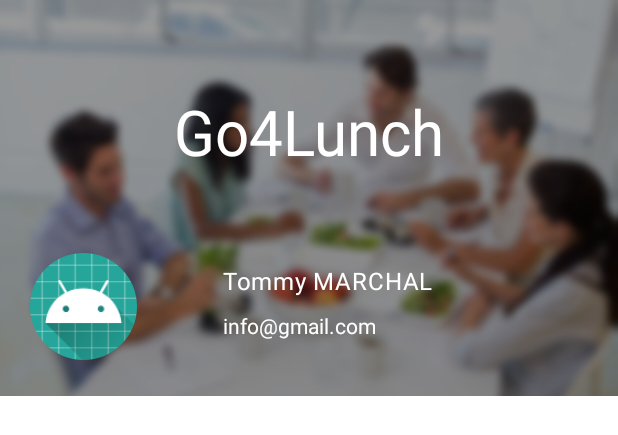
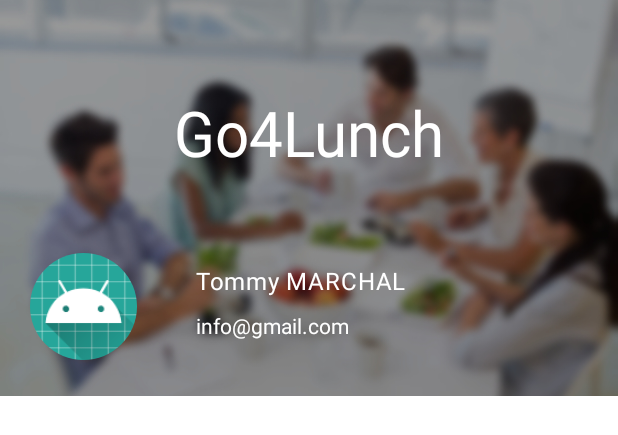
Before and after one commit to MarchalTommy/Go4Lunch_Project, an Android app: the layout nav_header.xml on its own in the app's theme, with its tools: preview values and no code run, on a phone screen of 412 x 824 dp. Shown: the top 435 px of the screen. Run offline under Robolectric (Android 15) with nearby library versions, the phone set to English and light mode, and no system bars; Roboto replaces fonts that are not available here.

Commit message:
Added the bindings and the UI updater for the profile pic, mail, and name of the user in the drawer

```diff
--- a/app/src/main/res/layout/nav_header.xml
+++ b/app/src/main/res/layout/nav_header.xml
@@ -5,6 +5,7 @@
     android:layout_width="match_parent"
     android:layout_height="264dp"
     android:gravity="bottom"
+    android:id="@+id/drawer_header"
     android:orientation="vertical">
 
     <ImageView
@@ -20,15 +21,15 @@
         android:layout_width="wrap_content"
         android:layout_height="wrap_content"
         android:fontFamily="@font/roboto_bold"
-        android:textScaleX="0.95"
         android:text="@string/title"
         android:textColor="@android:color/white"
+        android:textScaleX="0.95"
         android:textSize="42sp"
         app:layout_constraintBottom_toTopOf="@+id/username"
         app:layout_constraintEnd_toEndOf="parent"
+        app:layout_constraintHorizontal_bias="0.5"
         app:layout_constraintStart_toStartOf="parent"
-        app:layout_constraintTop_toTopOf="@+id/imageView2"
-        app:layout_constraintVertical_bias="0.5" />
+        app:layout_constraintTop_toTopOf="@+id/imageView2" />
 
     <de.hdodenhof.circleimageview.CircleImageView
         android:id="@+id/profile_pic"
@@ -48,9 +49,9 @@
         android:text="Tommy MARCHAL"
         android:textAppearance="@style/TextAppearance.MaterialComponents.Body1"
         android:textColor="@android:color/white"
-        app:layout_constraintBottom_toBottomOf="@+id/imageView2"
+        app:layout_constraintBottom_toBottomOf="@+id/profile_pic"
         app:layout_constraintEnd_toEndOf="parent"
-        app:layout_constraintHorizontal_bias="0.3"
+        app:layout_constraintHorizontal_bias="0.2"
         app:layout_constraintStart_toEndOf="@+id/profile_pic"
         app:layout_constraintTop_toTopOf="@+id/profile_pic"
         app:layout_constraintVertical_bias="0.10" />
--- a/app/src/main/res/navigation/nav_graph.xml
+++ b/app/src/main/res/navigation/nav_graph.xml
@@ -18,5 +18,9 @@
         android:id="@+id/mainFragment"
         android:name="com.aki.go4lunchproject.UI.MainFragment"
         android:label="fragment_main"
-        tools:layout="@layout/fragment_main" />
+        tools:layout="@layout/fragment_main" >
+        <action
+            android:id="@+id/action_mainFragment_to_loginFragment"
+            app:destination="@id/loginFragment" />
+    </fragment>
 </navigation>
```
Also changed, not shown: app/src/main/java/com/aki/go4lunchproject/UI/MainFragment.java (+30 -1 lines), app/src/main/java/com/aki/go4lunchproject/UI/MapsFragment.java (+33 -7 lines).
